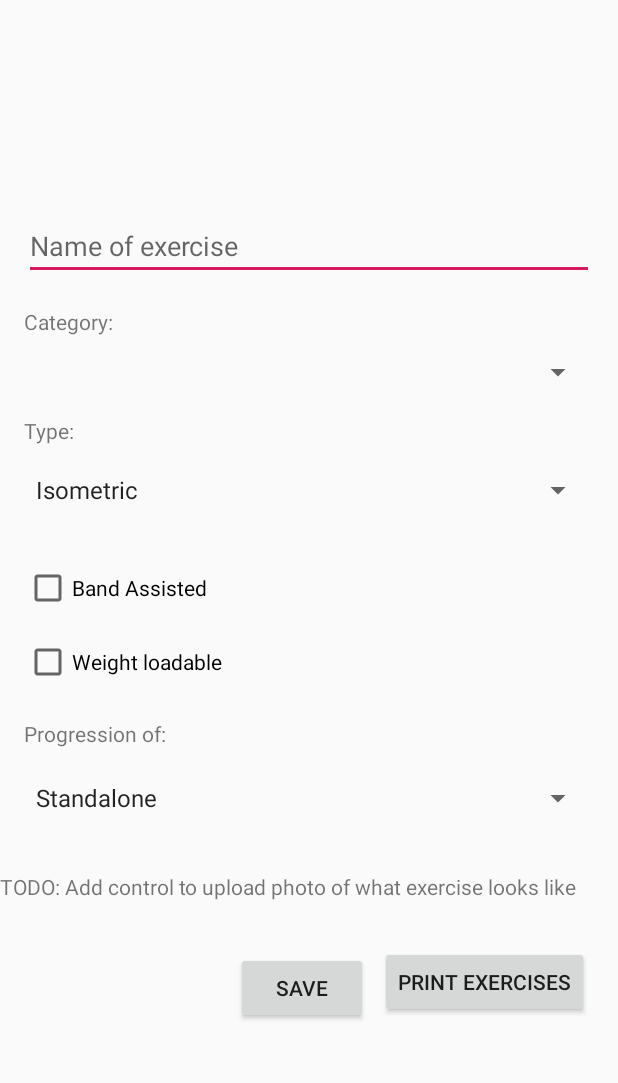
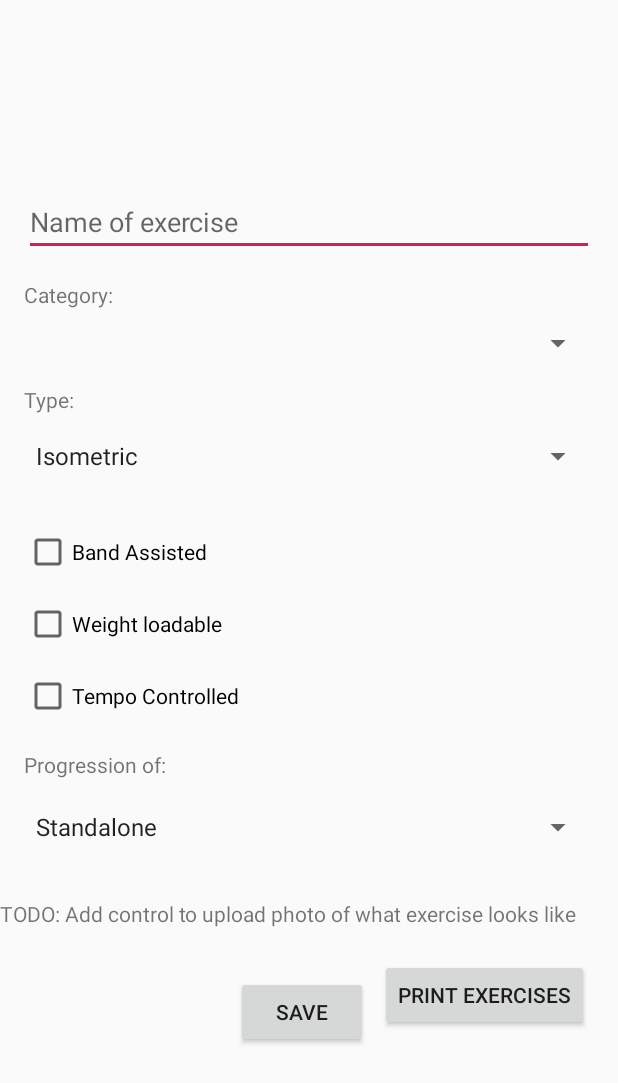
Before and after one commit to murock/CalistheicsLogger, an Android app: the NewExerciseActivity screen opened directly, with no data from a screen before it, on a phone screen of 412 x 824 dp. Shown: the top 1083 px of the screen. Run offline under Robolectric (Android 15) with nearby library versions, the phone set to English and light mode, and no system bars; our stand-ins replace Room's generated code.

Commit message:
Added tempo checker to db

```diff
--- a/app/src/main/java/com/example/calistheicslogger/Activities/TrackActivity.java
+++ b/app/src/main/java/com/example/calistheicslogger/Activities/TrackActivity.java
@@ -207,6 +207,7 @@ public class TrackActivity extends Activity implements Serializable {
         }
         Boolean bandAssisted = exercise.getBandAssisted();
         Boolean weighted = exercise.getWeightLoadable();
+        Boolean tempoControlled = exercise.getTempoControlled();
         if (bandAssisted)
         {
             Group group = findViewById(R.id.bandGroup);
@@ -214,6 +215,10 @@ public class TrackActivity extends Activity implements Serializable {
         }
         if (weighted){
             Group group = findViewById(R.id.weightGroup);
+            group.setVisibility(View.VISIBLE);
+        }
+        if(tempoControlled){
+            Group group = findViewById(R.id.tempoGroup);
             group.setVisibility(View.VISIBLE);
         }
     }
--- a/app/src/main/res/layout/new_exercise_activity.xml
+++ b/app/src/main/res/layout/new_exercise_activity.xml
@@ -5,6 +5,25 @@
     xmlns:tools="http://schemas.android.com/tools"
     android:layout_width="match_parent"
     android:layout_height="match_parent">
+
+    <CheckBox
+        android:id="@+id/tempoCheckBox"
+        android:layout_width="0dp"
+        android:layout_height="wrap_content"
+        android:layout_marginStart="16dp"
+        android:layout_marginLeft="16dp"
+        android:layout_marginTop="8dp"
+        android:layout_marginEnd="16dp"
+        android:layout_marginRight="16dp"
+        android:layout_marginBottom="10dp"
+        android:checked="false"
+        android:onClick="onCheckboxClicked"
+        android:text="Tempo Controlled"
+        app:layout_constraintBottom_toTopOf="@+id/progressionTextView"
+        app:layout_constraintEnd_toEndOf="parent"
+        app:layout_constraintHorizontal_bias="1.0"
+        app:layout_constraintStart_toStartOf="parent"
+        app:layout_constraintTop_toBottomOf="@+id/weightCheckBox" />
 
     <EditText
         android:id="@+id/nameEditText"
@@ -117,11 +136,11 @@
         android:layout_marginTop="8dp"
         android:layout_marginEnd="16dp"
         android:layout_marginRight="16dp"
-        android:layout_marginBottom="10dp"
+        android:layout_marginBottom="8dp"
         android:checked="false"
         android:onClick="onCheckboxClicked"
         android:text="Weight loadable"
-        app:layout_constraintBottom_toTopOf="@+id/progressionTextView"
+        app:layout_constraintBottom_toTopOf="@+id/tempoCheckBox"
         app:layout_constraintEnd_toEndOf="parent"
         app:layout_constraintHorizontal_bias="0.0"
         app:layout_constraintStart_toStartOf="parent"
@@ -156,7 +175,7 @@
         app:layout_constraintEnd_toEndOf="parent"
         app:layout_constraintHorizontal_bias="0.0"
         app:layout_constraintStart_toStartOf="parent"
-        app:layout_constraintTop_toBottomOf="@+id/weightCheckBox" />
+        app:layout_constraintTop_toBottomOf="@+id/tempoCheckBox" />
 
     <TextView
         android:id="@+id/textView2"
```
Also changed, not shown: app/src/main/java/com/example/calistheicslogger/Activities/NewExerciseActivity.java (+8 -2 lines), app/src/main/java/com/example/calistheicslogger/RoomDatabase/Entities/Exercise.java (+18 -5 lines), app/src/main/res/layout/track_activity.xml (+8 -2 lines), 1 other file.
